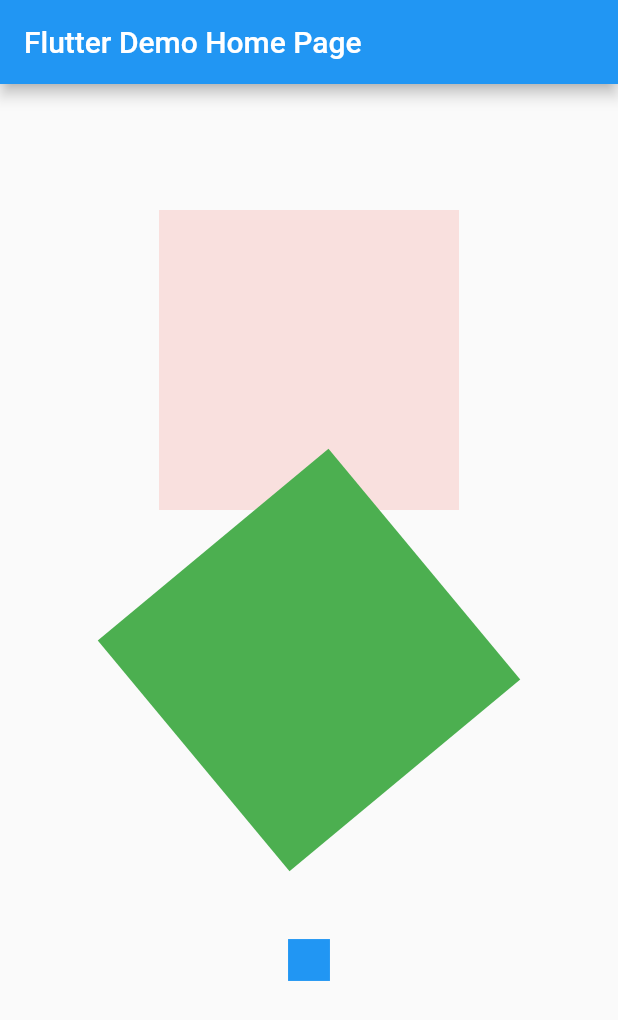
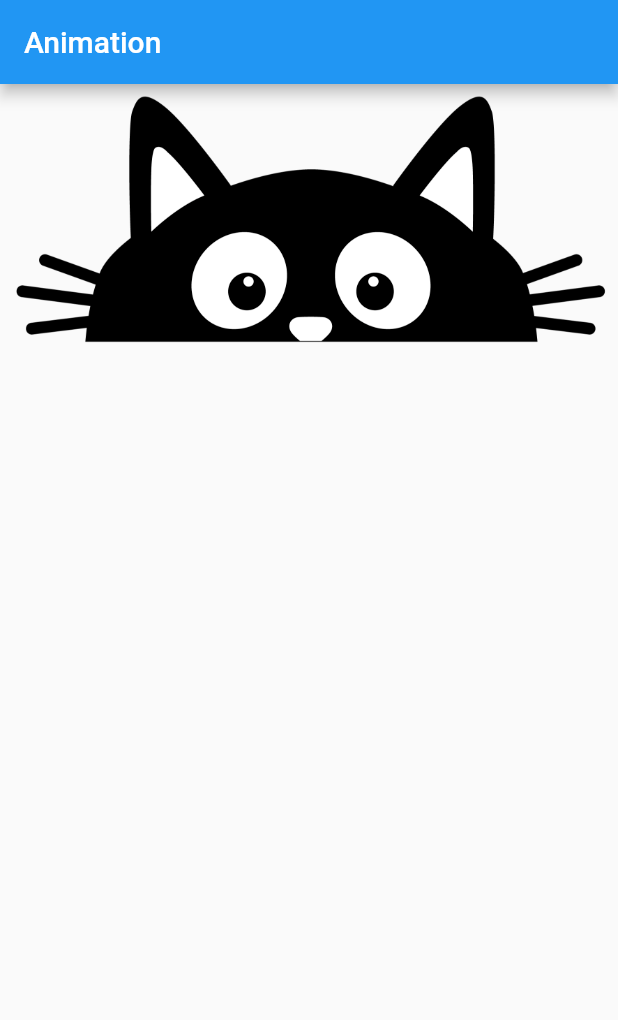
Before and after one commit to kiranM235/animation_project, a Flutter app: the screen it shows after launch, on a phone screen of 412 x 824 dp. Shown: the top 1020 px of the screen. Run offline on Flutter 3.47's test engine with Material 2 defaults, Android fonts, the phone set to English and light mode, and no system bars.

Commit message:
cat image animation from top to bottom

```diff
--- a/lib/main.dart
+++ b/lib/main.dart
@@ -1,87 +1,6 @@
+import 'package:animation/src/app.dart';
 import 'package:flutter/material.dart';
+
 void main() {
-  runApp(MyApp());
+  runApp(App());
 }
-class MyApp extends StatelessWidget {
-  @override
-  Widget build(BuildContext context) {
-    return MaterialApp(
-      title: 'Flutter Demo',
-      theme: ThemeData(
-        primarySwatch: Colors.blue,
-      ),
-      home: MyHomePage(title: 'Flutter Demo Home Page'),
-    );
-  }
-}
-class MyHomePage extends StatefulWidget {
-  final String title;
-
-  MyHomePage({required this.title});
-
-
-
-  @override
-  _MyHomePageState createState() => _MyHomePageState();
-
-}
-class _MyHomePageState extends State<MyHomePage> with TickerProviderStateMixin{
-  late AnimationController controller;
-  late Animation<double>  animation;
-
-  @override
-  void initState() {
-    super.initState();
-    // initialization code
-    controller = AnimationController(
-        vsync: this,
-        duration: Duration(seconds: 1),
-    );
-    animation = Tween<double>(begin: 0.2,end: 1).animate(
-      CurvedAnimation(parent: controller, curve: Curves.easeInBack)
-    );
-     // controller.forward();
-    controller.repeat(reverse: true);
-  }
-
-  @override
-  Widget build(BuildContext context) {
-    return Scaffold(
-      appBar: AppBar(
-        title: Text(widget.title),
-      ),
-      body: Center(
-        child: Column(
-          mainAxisAlignment: MainAxisAlignment.center,
-          children: <Widget>[
-            FadeTransition(
-              opacity: animation,
-              child: Container(
-              width: 200,
-              height: 200,
-              color: Colors.red,
-            ),
-            ),
-            RotationTransition(
-              turns:animation,
-              child: Container(
-                width: 200,
-                height:200,
-                color: Colors.green,
-              ),
-            ),
-          ScaleTransition(scale: animation,
-          child: Container(
-              width: 200,
-              height:200,
-              color:Colors.blue
-          ),
-          )
-
-          ],
-        ),
-      ),
-
-    );
-  }
-}
--- /dev/null
+++ b/lib/src/app.dart
@@ -0,0 +1,21 @@
+import 'package:animation/src/screens/cat_animation.dart';
+import 'package:flutter/material.dart';
+
+class App extends StatelessWidget {
+  const App({Key? key}) : super(key: key);
+
+  @override
+  Widget build(BuildContext context) {
+    return MaterialApp(
+      title: "Animation",
+      home: SafeArea(
+        child: Scaffold(
+          appBar: AppBar(
+            title: Text("Animation"),
+          ),
+          body: CatAnimation(),
+      ),
+      ),
+    );
+  }
+}
--- /dev/null
+++ b/lib/src/screens/cat_animation.dart
@@ -0,0 +1,55 @@
+import 'package:animation/src/widgets/cat_images.dart';
+import 'package:flutter/material.dart';
+
+class CatAnimation extends StatefulWidget {
+  const CatAnimation({Key? key}) : super(key: key);
+
+  @override
+  _CatAnimationState createState() => _CatAnimationState();
+}
+///1. Use with TickerProviderStateMixin
+class _CatAnimationState extends State<CatAnimation> with TickerProviderStateMixin{
+  ///2. Define Animation and AnimationController
+
+  late AnimationController catAnimationController;
+  late Animation<double> catAnimation;
+
+  ///3. override initState method
+  @override
+  void initState() {
+    super.initState();
+    ///4. Initialize catAnimationController and catAnimation
+    catAnimationController = AnimationController(
+        vsync: this,
+        duration: Duration(seconds: 1),
+    );
+    catAnimation = Tween<double>(begin: 0,end: 100).animate(
+      CurvedAnimation(parent: catAnimationController, curve: Curves.linear),
+    );
+  }
+
+
+
+
+  @override
+  Widget build(BuildContext context) {
+    return InkWell(
+        onTap: () {
+          print("cat image is clicked");
+          catAnimationController.forward();
+        },
+        child: _buildCatImage(),
+    );
+  }
+
+  Widget _buildCatImage() {
+    return AnimatedBuilder(
+        animation: catAnimation,
+        builder: (BuildContext context, Widget? child) {
+          return Container(
+              margin: EdgeInsets.only(top: catAnimation.value),
+              child: CatImage());
+      },
+    );
+  }
+}
--- /dev/null
+++ b/lib/src/widgets/cat_images.dart
@@ -0,0 +1,10 @@
+import 'package:flutter/material.dart';
+
+class CatImage extends StatelessWidget {
+  const CatImage({Key? key}) : super(key: key);
+
+  @override
+  Widget build(BuildContext context) {
+    return Image.asset("assets/images/cat_image.png");
+  }
+}
--- a/pubspec.yaml
+++ b/pubspec.yaml
@@ -58,9 +58,9 @@ flutter:
   uses-material-design: true
 
   # To add assets to your application, add an assets section, like this:
-  # assets:
-  #   - images/a_dot_burr.jpeg
-  #   - images/a_dot_ham.jpeg
+  assets:
+    - assets/images/cat_image.png
+#     - images/a_dot_ham.jpeg
 
   # An image asset can refer to one or more resolution-specific "variants", see
   # https://flutter.dev/assets-and-images/#resolution-aware.
```
Also changed, not shown: assets/images/cat_image.png (added).
